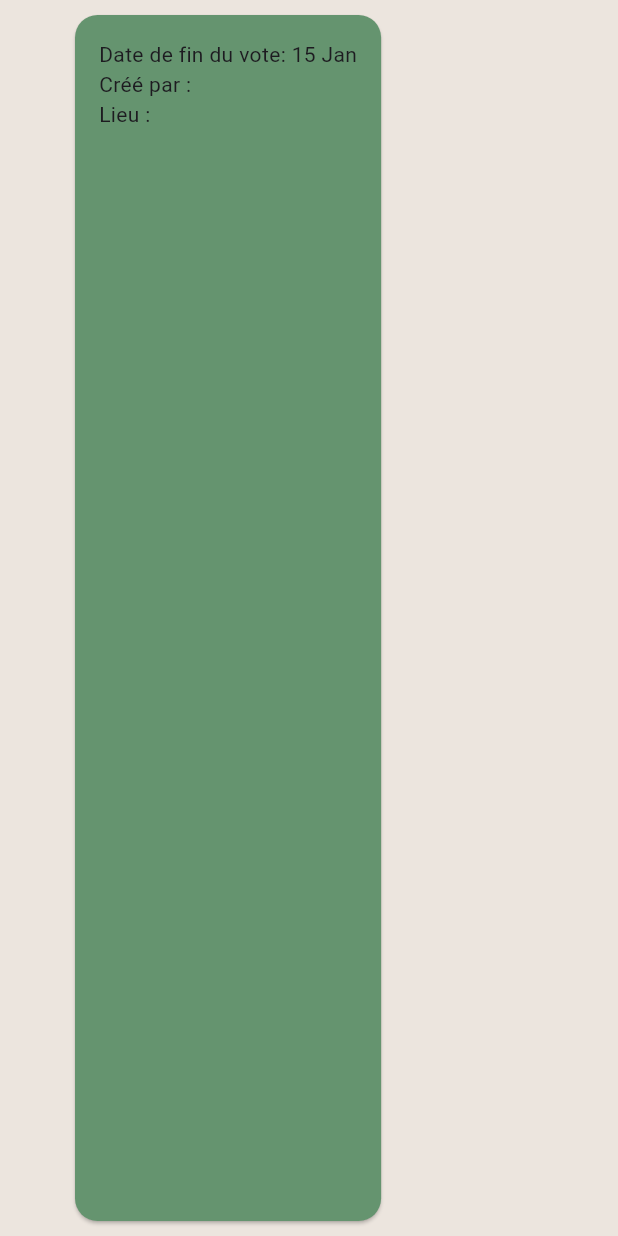
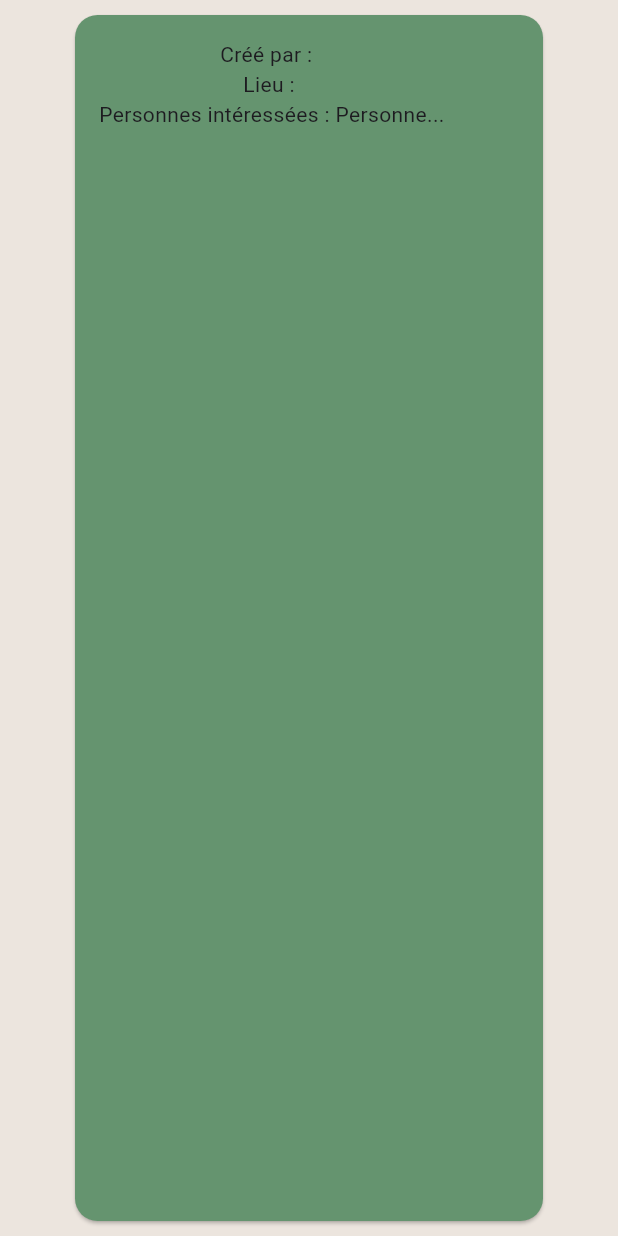
Before and after one commit to ChabPrt/resaresto, a Flutter app: the WishCard widget shown alone on an empty page, opened directly with empty values, on a phone screen of 412 x 824 dp. Run offline on Flutter 3.47's test engine with Material 3 defaults, Android fonts, the phone set to English and light mode, and no system bars; our stand-ins replace carousel_slider, shared_preferences; missing offline and left inert: dart:js; accounts and stored records are empty.

Commit message:
:lipstick: Little bit of style for propositions

```diff
--- a/app/lib/components/wishCard.dart
+++ b/app/lib/components/wishCard.dart
@@ -1,7 +1,13 @@
+import 'dart:convert';
+
 import 'package:app/config/app_config.dart';
 import 'package:flutter/material.dart';
 import 'package:intl/intl.dart';
 import '../models/wishModel.dart';
+
+import 'package:http/http.dart' as http;
+
+import 'package:flutter/material.dart';
 
 class WishCard extends StatelessWidget {
   final Wish wish;
@@ -18,15 +24,54 @@ class WishCard extends StatelessWidget {
       color: AppConfig.primaryColor,
       child: Padding(
         padding: EdgeInsets.all(16),
-        child: Column(
+        child: Row(
           crossAxisAlignment: CrossAxisAlignment.start,
           children: [
-            Text('Date de fin du vote: ${DateFormat('dd MMM').format(wish.endingVote)}'),
-            Text('Créé par : ${wish.utilisateur.nom} ${wish.utilisateur.prenom}'),
-            Text('Lieu : ${wish.restaurant.nom}'),
+            Column(
+             children: [
+               Text('Créé par : ${wish.utilisateur.nom} ${wish.utilisateur.prenom}'),
+               Text('Lieu : ${wish.restaurant.nom}'),
+               FutureBuilder<List<String>>(
+                 future: getUserOk(wish.usersOk),
+                 builder: (context, snapshot) {
+                   if (snapshot.connectionState == ConnectionState.waiting) {
+                     return CircularProgressIndicator();
+                   } else if (snapshot.hasError) {
+                     return Text('Error loading user data: ${snapshot.error}');
+                   } else {
+                     List<String> userNames = snapshot.data ?? [];
+                     if(userNames.length == 0){
+                       return Text('Personnes intéressées : Personne...');
+                     }else{
+                       return Text('Personnes intéressées : ${userNames.join(', ')}');
+                     }
+
+                   }
+                 },
+               ),
+             ],
+            ),
           ],
         ),
       ),
     );
   }
+
+  Future<List<String>> getUserOk(List<int>? usersOk) async {
+    List<String> usersNames = [];
+
+    await Future.forEach(usersOk as List<int>, (int userId) async {
+      final userApiUrl = Uri.parse('${AppConfig.apiBaseUrl}/Utilisateurs/$userId');
+      final userResponse = await http.get(userApiUrl);
+
+      if (userResponse.statusCode == 200) {
+        Map<String, dynamic> userJson = json.decode(userResponse.body);
+        usersNames.add('${userJson['nom']} ${userJson['prenom']}');
+      } else {
+        throw Exception('Failed to load user data from the API');
+      }
+    });
+
+    return usersNames;
+  }
 }
--- a/app/lib/views/profileView.dart
+++ b/app/lib/views/profileView.dart
@@ -1,6 +1,5 @@
 import 'package:flutter/material.dart';
 import 'package:shared_preferences/shared_preferences.dart';
-import '../components/groupForm.dart';
 import '../components/groupList.dart';
 import '../components/header.dart';
 import '../views/homeView.dart';
```
